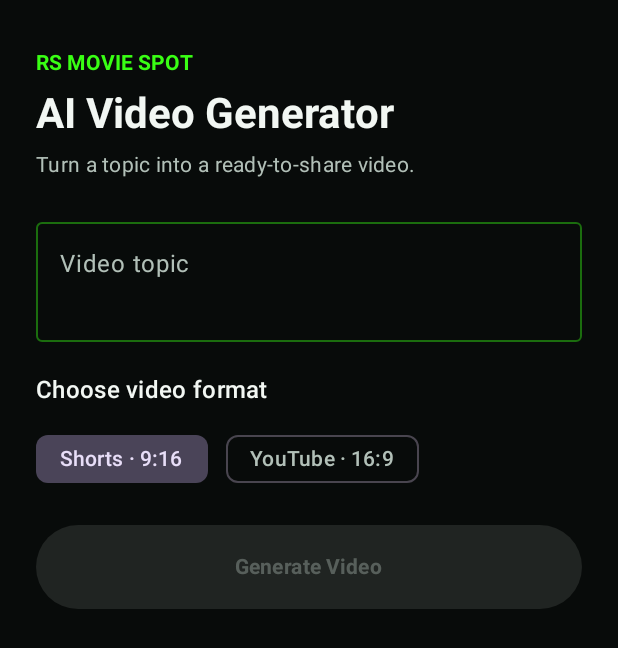
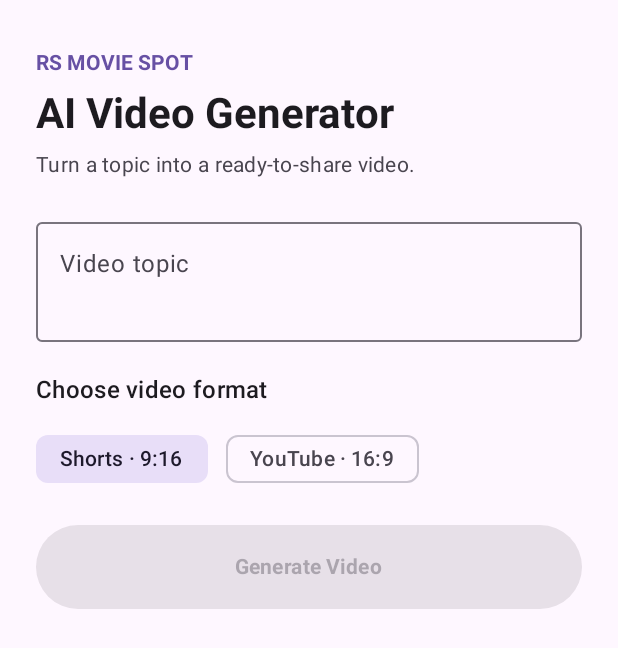
Before and after one commit to ravisuryavanshi785-ui/Ai-vdeo-generater-, an Android app built with Jetpack Compose: the screen it shows after launch (MainActivity), on a phone screen of 412 x 824 dp. Shown: the top 648 px of the screen. Run offline under Robolectric (Android 15) with nearby library versions, the phone set to English and light mode, and no system bars; our stand-ins replace Dagger/Hilt's generated code; libraries missing offline, so code that uses them is left out: com.arthenica.ffmpegkit.

Commit message:
Refactor MainActivity to use MaterialTheme and Surface

```diff
--- a/app/src/main/java/com/rsmoviespot/MainActivity.kt
+++ b/app/src/main/java/com/rsmoviespot/MainActivity.kt
@@ -3,18 +3,24 @@ package com.rsmoviespot.ui
 import android.os.Bundle
 import androidx.activity.ComponentActivity
 import androidx.activity.compose.setContent
-import com.rsmoviespot.ui.theme.RsMovieSpotTheme
+import androidx.compose.foundation.layout.fillMaxSize
+import androidx.compose.material3.MaterialTheme
+import androidx.compose.material3.Surface
+import androidx.compose.ui.Modifier
 import dagger.hilt.android.AndroidEntryPoint
 
 @AndroidEntryPoint
 class MainActivity : ComponentActivity() {
-
     override fun onCreate(savedInstanceState: Bundle?) {
         super.onCreate(savedInstanceState)
-
         setContent {
-            RsMovieSpotTheme {
-                MainScreen()
+            MaterialTheme {
+                Surface(
+                    modifier = Modifier.fillMaxSize(),
+                    color = MaterialTheme.colorScheme.background
+                ) {
+                    MainScreen()
+                }
             }
         }
     }
```
